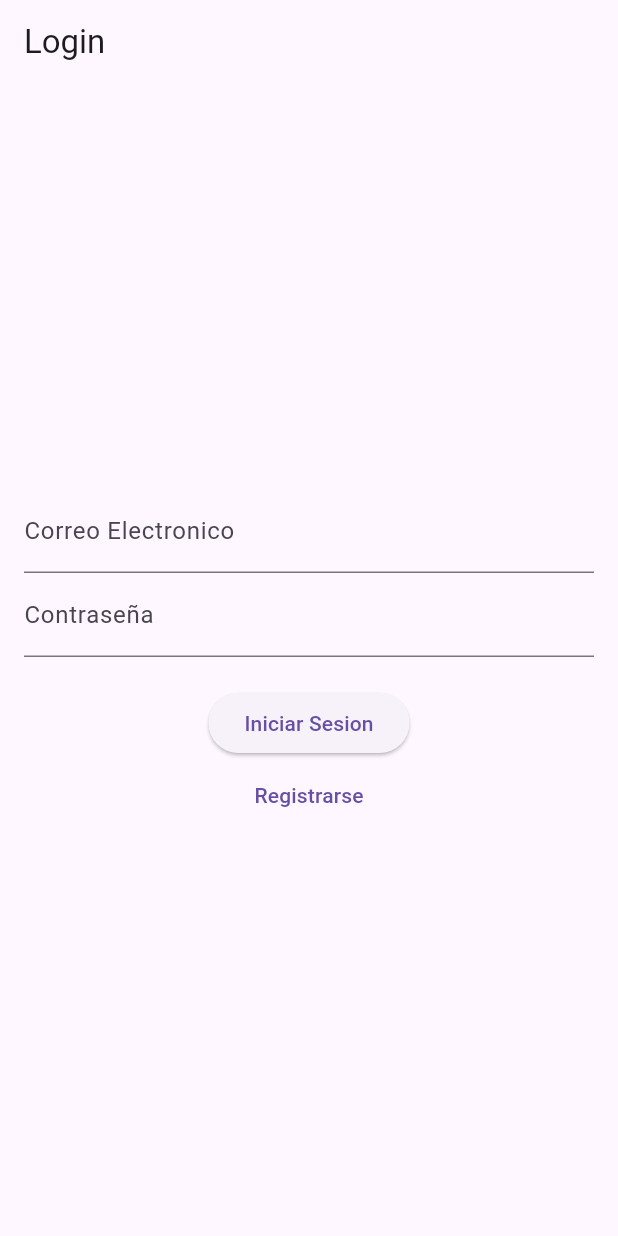
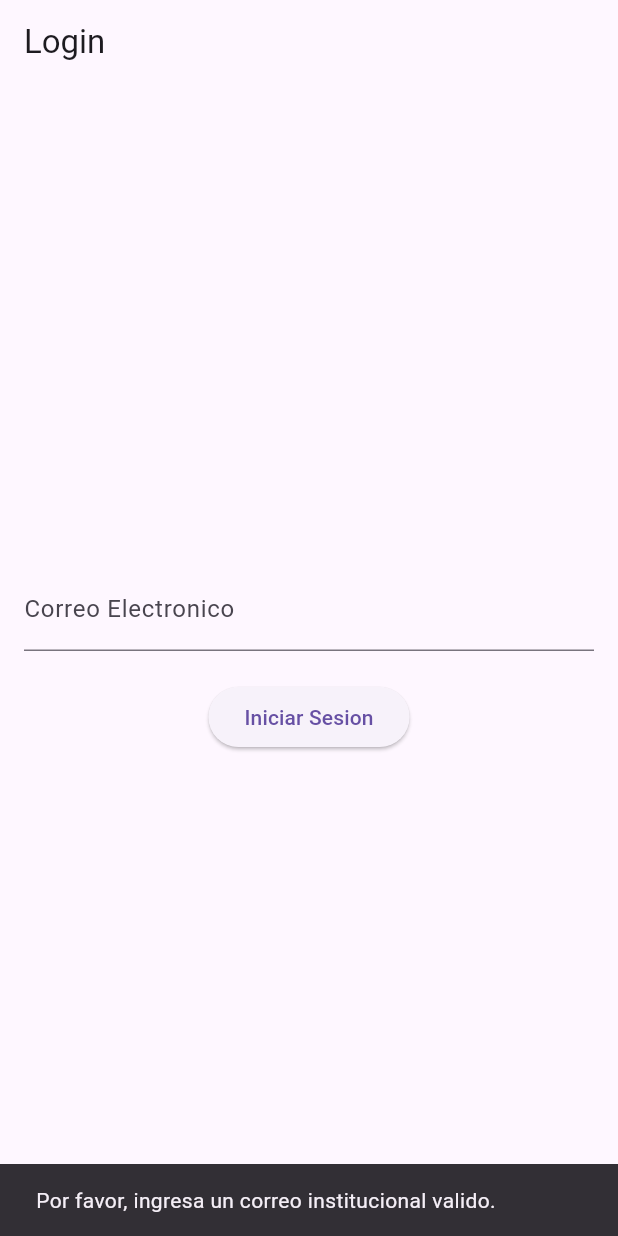
Before and after one commit to Eduar1505/ProyectoFinalLenguajes, a Flutter app: the screen it shows after launch, after a tap on "Iniciar", after a tap on "Iniciar Sesion", on a phone screen of 412 x 824 dp. Run offline on Flutter 3.47's test engine with Material 3 defaults, Android fonts, the phone set to English and light mode, and no system bars.

Commit message:
login sera iniciado mediante correo institucional

```diff
--- a/proyectofinal/lib/pages/login_page.dart
+++ b/proyectofinal/lib/pages/login_page.dart
@@ -2,7 +2,7 @@ import 'package:flutter/material.dart';
 
 class LoginPage extends StatelessWidget {
   final TextEditingController emailController = TextEditingController();
-  final TextEditingController passwordController = TextEditingController();
+
   LoginPage({super.key});
 
 
@@ -16,31 +16,30 @@ class LoginPage extends StatelessWidget {
           child: Column(
             mainAxisAlignment: MainAxisAlignment.center,
             children: [
+
               TextField(
                 controller : emailController,
-                decoration: const InputDecoration(labelText: 'Correo Electronico'),
-              ),
-
-              TextField(
-                controller: passwordController,
-                decoration: const InputDecoration(labelText: 'Contraseña'),
-                obscureText: true,
+                decoration: const InputDecoration(
+                  labelText: 'Correo Electronico',
+                  hintText: 'Ingresa tu correo institucional',
+                  ),
               ),
 
               const SizedBox(height: 20,),
 
               ElevatedButton(
-                onPressed: () {
-                  Navigator.pushNamed(context, '/home');
+                onPressed: (){
+                  String email = emailController.text.trim();
+
+                  if ( email.endsWith('@unah.hn')){
+                    Navigator.pushReplacementNamed(context, '/home');
+                  } else {
+                    ScaffoldMessenger.of(context).showSnackBar(
+                      const SnackBar(content: Text('Por favor, ingresa un correo institucional valido.')),
+                    );
+                  }
                 },
-                child: const Text('Iniciar Sesion')
-              ),
-              TextButton(
-                onPressed: () {
-                  Navigator.pushNamed(context, '/register');
-                },
-                child: const Text('Registrarse'))
-
+                child: const Text('Iniciar Sesion'))
             ],
           ),
       ),
```
